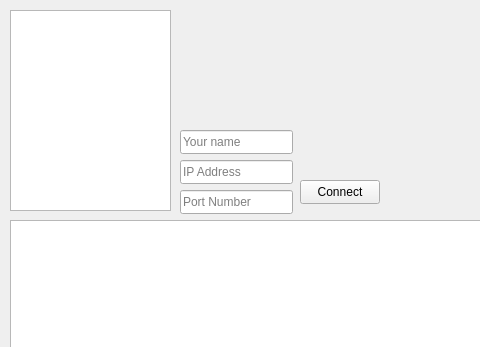
Qt form mainwindow.ui (emilgarli/QTChat) before a commit; both pictures show x 0 to 480 and y 0 to 347 of the 1295 by 677 pixel window.
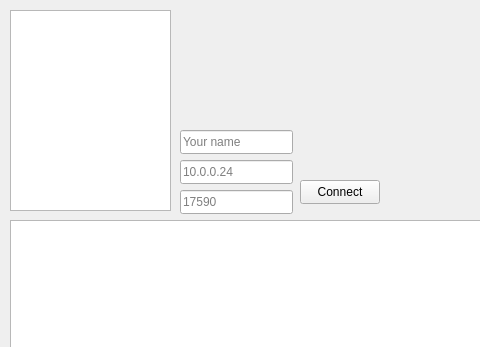
The same form after that commit. Icons and pictures are not drawn.

Commit message: fixed bug that crashed app when reconnecting to same client

What changed in the file:
```diff
--- a/mainwindow.ui
+++ b/mainwindow.ui
@@ -73,7 +73,7 @@
      </rect>
     </property>
     <property name="placeholderText">
-     <string>IP Address</string>
+     <string>10.0.0.24</string>
     </property>
    </widget>
    <widget class="QLineEdit" name="PortEdit">
@@ -86,7 +86,7 @@
      </rect>
     </property>
     <property name="placeholderText">
-     <string>Port Number</string>
+     <string>17590</string>
     </property>
    </widget>
    <widget class="QPushButton" name="ConnectButton">
```
The commit also changes 2 other files.
